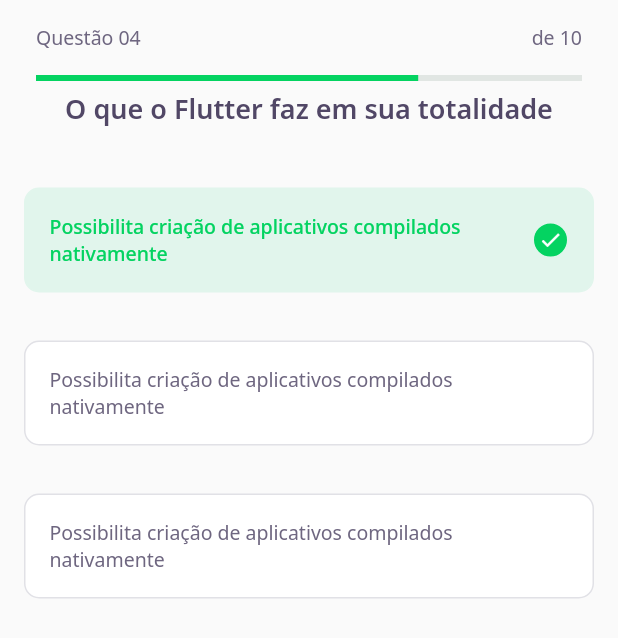
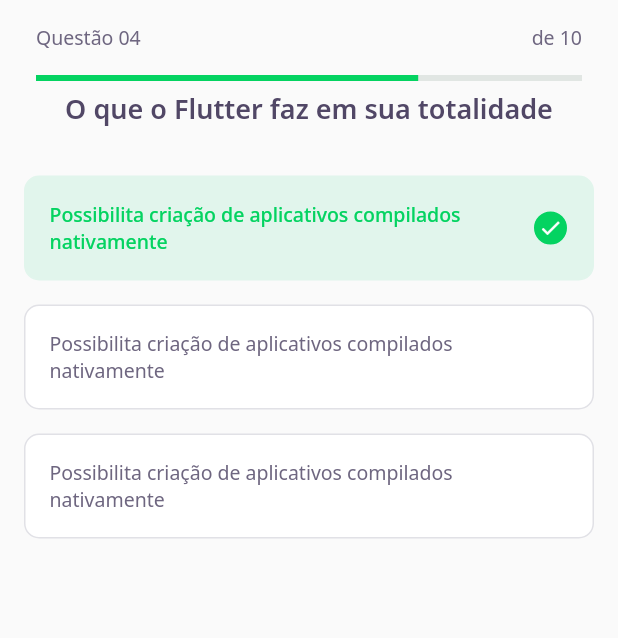
Before and after one commit to moromisato/nlw5_dev_quiz_flutter, a Flutter app: the ChallengePage screen opened directly, on a phone screen of 412 x 824 dp. Shown: the top 638 px of the screen. Run offline on Flutter 3.47's test engine with Material 2 defaults, Android fonts, the phone set to English and light mode, and no system bars; our stand-ins replace google_fonts; network calls fail.

Commit message:
changed padding values

```diff
--- a/lib/challenge/widgets/answer/answer_widget.dart
+++ b/lib/challenge/widgets/answer/answer_widget.dart
@@ -34,7 +34,7 @@
   @override
   Widget build(BuildContext context) {
     return Padding(
-      padding: const EdgeInsets.all(16),
+      padding: const EdgeInsets.symmetric(horizontal: 16, vertical: 8),
       child: Container(
         padding: const EdgeInsets.all(16),
         decoration: BoxDecoration(
```
